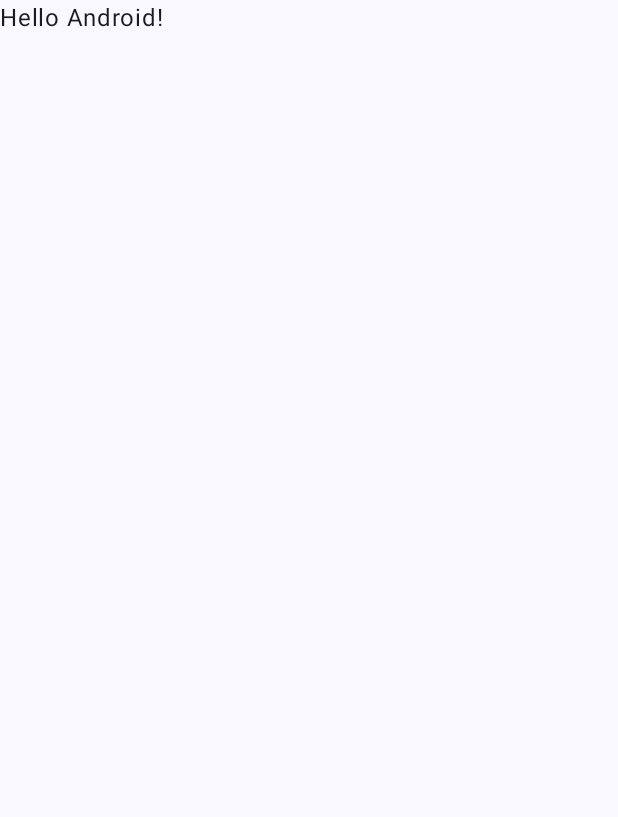
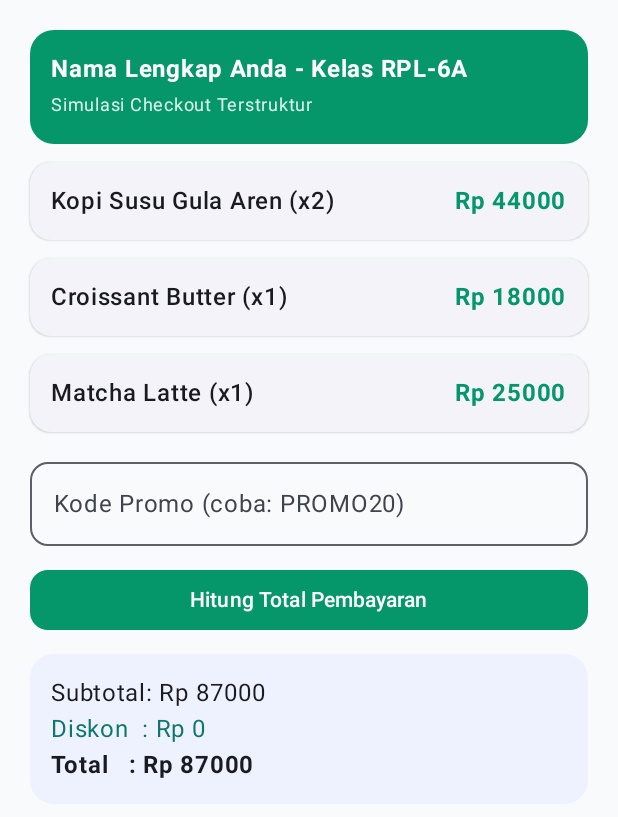
Before and after one commit to MHaikalDwikiA/TugasPemrogramanMobileAdvance, an Android app built with Jetpack Compose: the screen it shows after launch (MainActivity), on a phone screen of 412 x 824 dp. Before the commit the part shown is almost empty. Shown: the top 817 px of the screen. Run offline under Robolectric (Android 15) with nearby library versions, the phone set to English and light mode, and no system bars.

Commit message:
feat(p2): buat logika utama & tampilan layar

```diff
--- a/app/src/main/java/com/latihan/mobilelanjut/MainActivity.kt
+++ b/app/src/main/java/com/latihan/mobilelanjut/MainActivity.kt
@@ -11,7 +11,9 @@ import androidx.compose.material3.Text
 import androidx.compose.runtime.Composable
 import androidx.compose.ui.Modifier
 import androidx.compose.ui.tooling.preview.Preview
+import com.latihan.mobilelanjut.checkout.presentation.CheckoutScreen
 import com.latihan.mobilelanjut.ui.theme.LatihanP2_MohamadHaikalDwikiAkbarTheme
+import androidx.compose.foundation.layout.Box
 
 class MainActivity : ComponentActivity() {
     override fun onCreate(savedInstanceState: Bundle?) {
@@ -20,10 +22,9 @@ class MainActivity : ComponentActivity() {
         setContent {
             LatihanP2_MohamadHaikalDwikiAkbarTheme {
                 Scaffold(modifier = Modifier.fillMaxSize()) { innerPadding ->
-                    Greeting(
-                        name = "Android",
-                        modifier = Modifier.padding(innerPadding)
-                    )
+                    Box(modifier = Modifier.padding(innerPadding)) {
+                        CheckoutScreen()
+                    }
                 }
             }
         }
--- /dev/null
+++ b/app/src/main/java/com/latihan/mobilelanjut/checkout/data/OrderRepositoryImpl.kt
@@ -0,0 +1,22 @@
+package com.latihan.mobilelanjut.checkout.data
+
+import com.latihan.mobilelanjut.checkout.domain.*
+
+data class CheckoutRawData(
+    val subTotalIdr: Long,
+    val promoCutIdr: Long,
+    val grandTotalIdr: Long
+)
+
+fun CheckoutRawData.toSummary() = CheckoutSummary(subTotalIdr, promoCutIdr, grandTotalIdr)
+
+class OrderRepositoryImpl : OrderRepository {
+    override fun submitOrder(items: List<OrderItem>, promoCode: String?): CheckoutSummary {
+        val subtotal = items.sumOf { it.price * it.qty }
+
+        // KUSTOMISASI WAJIB: Ganti kode promo & persentase diskon kreasi Anda sendiri
+        val cut = if (promoCode == "PROMO20") (subtotal * 20) / 100 else 0L
+
+        return CheckoutRawData(subtotal, cut, subtotal - cut).toSummary()
+    }
+}
--- /dev/null
+++ b/app/src/main/java/com/latihan/mobilelanjut/checkout/domain/OrderDomain.kt
@@ -0,0 +1,25 @@
+package com.latihan.mobilelanjut.checkout.domain
+
+data class OrderItem(
+    val id: String,
+    val name: String,
+    val price: Long,
+    val qty: Int
+)
+
+data class CheckoutSummary(
+    val subtotal: Long,
+    val discount: Long,
+    val totalPayable: Long
+)
+
+interface OrderRepository {
+    fun submitOrder(items: List<OrderItem>, promoCode: String?): CheckoutSummary
+}
+
+class ProcessCheckoutUseCase(private val repository: OrderRepository) {
+    operator fun invoke(items: List<OrderItem>, promoCode: String?): CheckoutSummary {
+        require(items.isNotEmpty()) { "Daftar pesanan tidak boleh kosong" }
+        return repository.submitOrder(items, promoCode?.trim()?.uppercase())
+    }
+}
--- /dev/null
+++ b/app/src/main/java/com/latihan/mobilelanjut/checkout/presentation/CheckoutScreen.kt
@@ -0,0 +1,111 @@
+package com.latihan.mobilelanjut.checkout.presentation
+
+import androidx.compose.foundation.background
+import androidx.compose.foundation.layout.*
+import androidx.compose.foundation.shape.RoundedCornerShape
+import androidx.compose.material3.*
+import androidx.compose.runtime.*
+import androidx.compose.ui.Modifier
+import androidx.compose.ui.graphics.Color
+import androidx.compose.ui.text.font.FontWeight
+import androidx.compose.ui.unit.dp
+import androidx.compose.ui.unit.sp
+import com.latihan.mobilelanjut.checkout.data.OrderRepositoryImpl
+import com.latihan.mobilelanjut.checkout.domain.OrderItem
+import com.latihan.mobilelanjut.checkout.domain.ProcessCheckoutUseCase
+
+@Composable
+fun CheckoutScreen() {
+    // 1. KUSTOMISASI WAJIB: Ubah warna tema (contoh: Hijau Emerald 0xFF059669)
+    val accent = Color(0xFF059669)
+    val useCase = remember { ProcessCheckoutUseCase(OrderRepositoryImpl()) }
+
+    // 2. KUSTOMISASI WAJIB: Minimal 3 item produk sesuai tema usaha pilihan Anda
+    val items = remember {
+        listOf(
+            OrderItem("1", "Kopi Susu Gula Aren", 22_000L, 2),
+            OrderItem("2", "Croissant Butter", 18_000L, 1),
+            OrderItem("3", "Matcha Latte", 25_000L, 1)
+        )
+    }
+
+    var promoInput by remember { mutableStateOf("") }
+    var summary by remember { mutableStateOf(useCase(items, null)) }
+    var promoStatus by remember { mutableStateOf("") } // Untuk syarat kustomisasi ke-4
+
+    Column(
+        modifier = Modifier
+            .fillMaxSize()
+            .background(Color(0xFFF8FAFC))
+            .padding(20.dp),
+        verticalArrangement = Arrangement.spacedBy(12.dp)
+    ) {
+        // 3. KUSTOMISASI WAJIB: Ganti dengan Nama Lengkap dan Kelas Anda
+        Card(
+            shape = RoundedCornerShape(16.dp),
+            colors = CardDefaults.cardColors(containerColor = accent)
+        ) {
+            Column(modifier = Modifier.fillMaxWidth().padding(14.dp)) {
+                Text("Nama Lengkap Anda - Kelas RPL-6A", color = Color.White, fontWeight = FontWeight.Bold)
+                Text("Simulasi Checkout Terstruktur", color = Color.White.copy(alpha = 0.85f), fontSize = 12.sp)
+            }
+        }
+
+        items.forEach { item ->
+            ElevatedCard(shape = RoundedCornerShape(14.dp), modifier = Modifier.fillMaxWidth()) {
+                Row(
+                    modifier = Modifier.padding(14.dp),
+                    horizontalArrangement = Arrangement.SpaceBetween
+                ) {
+                    Text("${item.name} (x${item.qty})", fontWeight = FontWeight.SemiBold, modifier = Modifier.weight(1f))
+                    Text("Rp ${item.price * item.qty}", color = accent, fontWeight = FontWeight.Bold)
+                }
+            }
+        }
+
+        OutlinedTextField(
+            value = promoInput,
+            onValueChange = { promoInput = it },
+            label = { Text("Kode Promo (coba: PROMO20)") }, // Sesuaikan dengan kode promo Anda
+            modifier = Modifier.fillMaxWidth(),
+            shape = RoundedCornerShape(12.dp)
+        )
+
+        // 4. KUSTOMISASI WAJIB: Teks keterangan status promo
+        if (promoStatus.isNotEmpty()) {
+            Text(
+                text = promoStatus,
+                fontSize = 12.sp,
+                color = if (summary.discount > 0) Color(0xFF059669) else Color(0xFFDC2626),
+                fontWeight = FontWeight.Medium
+            )
+        }
+
+        Button(
+            onClick = {
+                summary = useCase(items, promoInput)
+                promoStatus = when {
+                    promoInput.isBlank() -> ""
+                    summary.discount > 0 -> "Kode promo valid! Diskon berhasil diterapkan."
+                    else -> "Kode promo tidak berlaku."
+                }
+            },
+            colors = ButtonDefaults.buttonColors(containerColor = accent),
+            shape = RoundedCornerShape(12.dp),
+            modifier = Modifier.fillMaxWidth()
+        ) {
+            Text("Hitung Total Pembayaran")
+        }
+
+        Card(
+            shape = RoundedCornerShape(16.dp),
+            colors = CardDefaults.cardColors(containerColor = Color(0xFFEEF2FF))
+        ) {
+            Column(modifier = Modifier.fillMaxWidth().padding(14.dp)) {
+                Text("Subtotal: Rp ${summary.subtotal}")
+                Text("Diskon  : Rp ${summary.discount}", color = Color(0xFF0F766E))
+                Text("Total   : Rp ${summary.totalPayable}", fontWeight = FontWeight.Bold, fontSize = 16.sp)
+            }
+        }
+    }
+}
```
